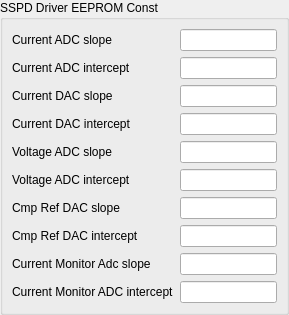
First picture: the form in Service/Calibration/wsspddriver.ui, repository OzhegovRoman/ControlUnit4_Software, before the edit.
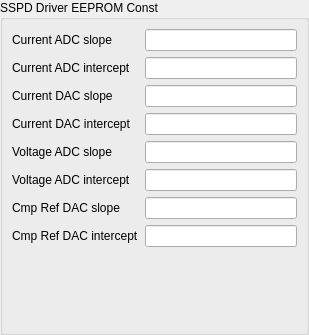
Second picture: the form after the edit.

The edit to the form file:
```diff
--- a/Service/Calibration/wsspddriver.ui
+++ b/Service/Calibration/wsspddriver.ui
@@ -6,8 +6,8 @@
    <rect>
     <x>0</x>
     <y>0</y>
-    <width>289</width>
-    <height>299</height>
+    <width>309</width>
+    <height>335</height>
    </rect>
   </property>
   <property name="windowTitle">
@@ -146,26 +146,6 @@
       <item row="7" column="1">
        <widget class="QLineEdit" name="leCmpRefDacIntercept"/>
       </item>
-      <item row="8" column="0">
-       <widget class="QLabel" name="lbCurrentMonitorAdcSlope">
-        <property name="text">
-         <string>Current Monitor Adc slope</string>
-        </property>
-       </widget>
-      </item>
-      <item row="8" column="1">
-       <widget class="QLineEdit" name="leCurrentMonitorAdcSlope"/>
-      </item>
-      <item row="9" column="0">
-       <widget class="QLabel" name="lbCurrentMonitorAdcIntercept">
-        <property name="text">
-         <string>Current Monitor ADC intercept</string>
-        </property>
-       </widget>
-      </item>
-      <item row="9" column="1">
-       <widget class="QLineEdit" name="leCurrentMonitorAdcIntercept"/>
-      </item>
      </layout>
      <zorder>leCurrentAdcSlope</zorder>
      <zorder>label_3</zorder>
```
Left out of the diff: 4 changed lines with no effect on the pictures.
